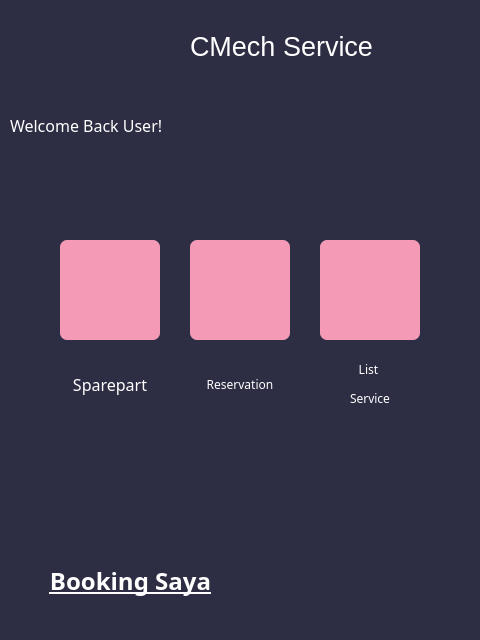
Ghazimuhammad/Reservasi-Bengkel, file file_ui/user_main_menu.ui: the form before one commit.
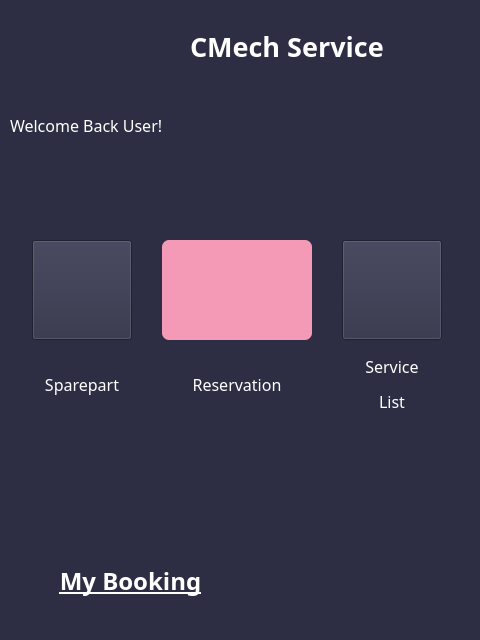
The form after the commit. Icons and pictures are not drawn.

Diff of the .ui file:
```diff
--- a/file_ui/user_main_menu.ui
+++ b/file_ui/user_main_menu.ui
@@ -51,7 +51,7 @@
 }</string>
     </property>
     <property name="text">
-     <string>Booking Saya</string>
+     <string>My Booking</string>
     </property>
    </widget>
    <widget class="QLabel" name="label_6">
@@ -91,15 +91,15 @@
    <widget class="QWidget" name="gridLayoutWidget_2">
     <property name="geometry">
      <rect>
-      <x>40</x>
+      <x>30</x>
       <y>240</y>
-      <width>401</width>
+      <width>414</width>
       <height>189</height>
      </rect>
     </property>
     <layout class="QGridLayout" name="gridLayout_2">
      <property name="horizontalSpacing">
-      <number>10</number>
+      <number>28</number>
      </property>
      <item row="0" column="1">
       <layout class="QVBoxLayout" name="verticalLayout_2">
@@ -110,13 +110,13 @@
         <widget class="QPushButton" name="push_create_account_7">
          <property name="minimumSize">
           <size>
-           <width>100</width>
+           <width>150</width>
            <height>100</height>
           </size>
          </property>
          <property name="maximumSize">
           <size>
-           <width>100</width>
+           <width>150</width>
            <height>100</height>
           </size>
          </property>
@@ -165,13 +165,14 @@
         <widget class="QLabel" name="label_3">
          <property name="maximumSize">
           <size>
-           <width>100</width>
+           <width>150</width>
            <height>16777215</height>
           </size>
          </property>
          <property name="font">
           <font>
            <family>Roboto Slab</family>
+           <pointsize>12</pointsize>
           </font>
          </property>
          <property name="text">
@@ -214,7 +215,7 @@
          <property name="styleSheet">
           <string notr="true">/* PUSH BUTTON */
 QPushButton {
-    background-color: #F59AB6;
+    background-color: rgb(80, 80, 122);
     color: white;
     border: none;
     border-radius: 7px;
@@ -227,7 +228,9 @@
 
 QPushButton:pressed {
     background-color: rgb(109, 68, 81);
-}</string>
+}
+
+color: rgb(255, 255, 255);</string>
          </property>
          <property name="text">
           <string/>
@@ -255,6 +258,7 @@
          <property name="font">
           <font>
            <family>Roboto Slab</family>
+           <pointsize>12</pointsize>
           </font>
          </property>
          <property name="text">
@@ -297,7 +301,7 @@
          <property name="styleSheet">
           <string notr="true">/* PUSH BUTTON */
 QPushButton {
-    background-color: #F59AB6;
+    background-color: rgb(80, 80, 122);
     color: white;
     border: none;
     border-radius: 7px;
@@ -310,7 +314,9 @@
 
 QPushButton:pressed {
     background-color: rgb(109, 68, 81);
-}</string>
+}
+
+color: rgb(255, 255, 255);</string>
          </property>
          <property name="text">
           <string/>
@@ -338,10 +344,11 @@
          <property name="font">
           <font>
            <family>Roboto Slab</family>
+           <pointsize>12</pointsize>
           </font>
          </property>
          <property name="text">
-          <string>&lt;html&gt;&lt;head/&gt;&lt;body&gt;&lt;p&gt;&lt;span style=&quot; color:#ffffff;&quot;&gt;List &lt;/span&gt;&lt;/p&gt;&lt;p&gt;&lt;span style=&quot; color:#ffffff;&quot;&gt;Service&lt;/span&gt;&lt;/p&gt;&lt;/body&gt;&lt;/html&gt;</string>
+          <string>&lt;html&gt;&lt;head/&gt;&lt;body&gt;&lt;p&gt;&lt;span style=&quot; color:#ffffff;&quot;&gt;Service&lt;/span&gt;&lt;/p&gt;&lt;p&gt;&lt;span style=&quot; color:#ffffff;&quot;&gt;List&lt;/span&gt;&lt;/p&gt;&lt;/body&gt;&lt;/html&gt;</string>
          </property>
          <property name="alignment">
           <set>Qt::AlignCenter</set>
@@ -361,6 +368,13 @@
       <height>81</height>
      </rect>
     </property>
+    <property name="font">
+     <font>
+      <family>Roboto Slab</family>
+      <weight>75</weight>
+      <bold>true</bold>
+     </font>
+    </property>
     <property name="text">
      <string>&lt;html&gt;&lt;head/&gt;&lt;body&gt;&lt;p&gt;&lt;span style=&quot; font-size:20pt; color:#ffffff;&quot;&gt;CMech Service&lt;/span&gt;&lt;/p&gt;&lt;/body&gt;&lt;/html&gt;</string>
     </property>
```
Left out of the diff: 22 changed lines with no effect on the pictures.
